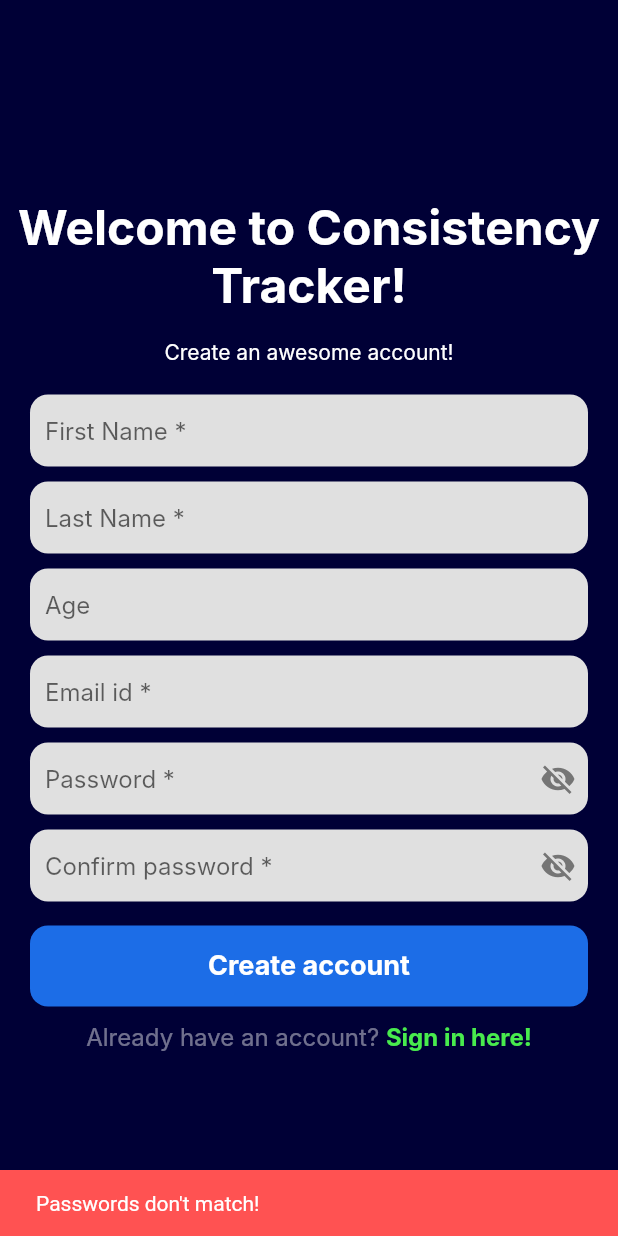
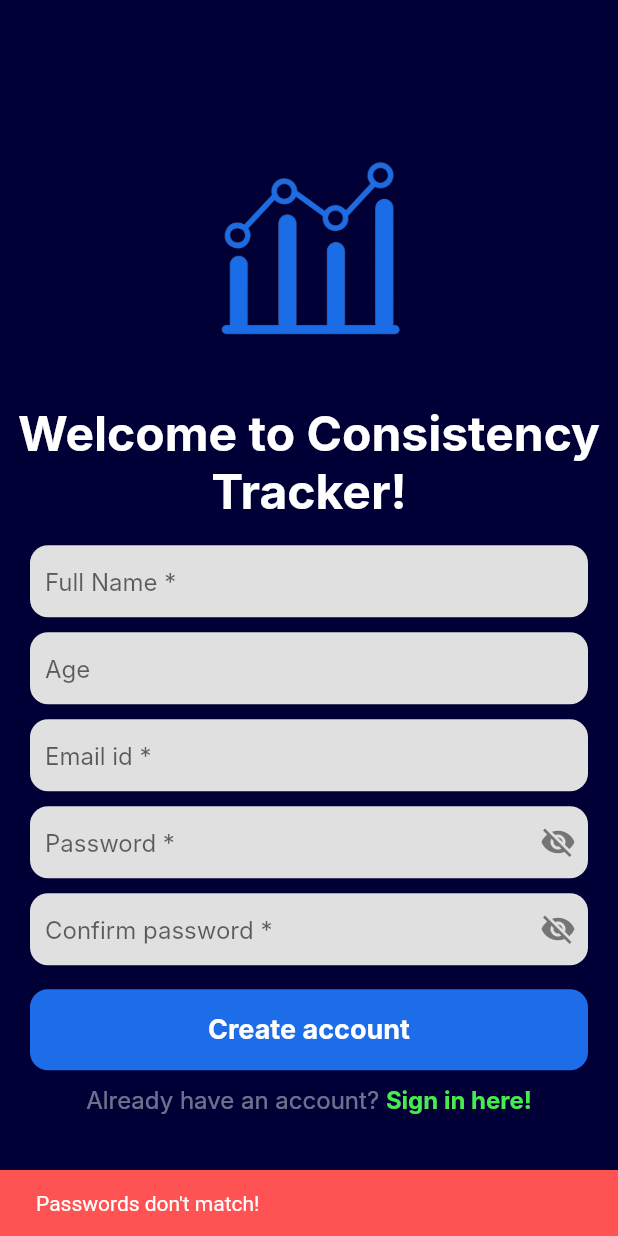
Before and after one commit to shrutikahilale/Consistency-Tracker-App, a Flutter app: the SignUpPage screen opened directly with empty values, after a tap on "Create account", on a phone screen of 412 x 824 dp. Run offline on Flutter 3.47's test engine with Material 2 defaults, Android fonts, the phone set to English and light mode, and no system bars; our stand-ins replace cloud_firestore, firebase_auth, firebase_core, fl_chart, flutter_spinkit, google_fonts; accounts and stored records are empty; network calls fail; Roboto replaces fonts that are missing (Inter).

Commit message:
Updated ui

```diff
--- a/lib/auth/signup.dart
+++ b/lib/auth/signup.dart
@@ -15,8 +15,7 @@ class SignUpPage extends StatefulWidget {
 class _SignUpPageState extends State<SignUpPage> {
   bool isNotVisible = true;
 
-  final firstnameinput = TextEditingController();
-  final lastnameinput = TextEditingController();
+  final fullnameinput = TextEditingController();
   final ageinput = TextEditingController();
   final emailinput = TextEditingController();
   final password1input = TextEditingController();
@@ -24,8 +23,7 @@ class _SignUpPageState extends State<SignUpPage> {
 
   @override
   void dispose() {
-    firstnameinput.dispose();
-    lastnameinput.dispose();
+    fullnameinput.dispose();
     ageinput.dispose();
     emailinput.dispose();
     password1input.dispose();
@@ -43,8 +41,8 @@ class _SignUpPageState extends State<SignUpPage> {
         );
 
         // add user details
-        addUser(firstnameinput.text.trim(), lastnameinput.text.trim(),
-            emailinput.text.trim(), int.parse(ageinput.text.trim()));
+        addUser(fullnameinput.text.trim(), emailinput.text.trim(),
+            int.parse(ageinput.text.trim()));
       } on FirebaseAuthException catch (e) {
         showDialog(
           context: context,
@@ -75,7 +73,7 @@ class _SignUpPageState extends State<SignUpPage> {
   }
 
   Future addUser(
-      String firstName, String lastName, String email, int age) async {
+      String name, String email, int age) async {
     // database
     final db = FirebaseFirestore.instance;
 
@@ -86,8 +84,7 @@ class _SignUpPageState extends State<SignUpPage> {
     final userid = email;
 
     await users.doc(userid).set({
-      'first name': firstName,
-      'last name': lastName,
+      'name': name,
       'email': email,
       'age': age,
     });
@@ -103,8 +100,7 @@ class _SignUpPageState extends State<SignUpPage> {
     if (emailinput.text.isNotEmpty &&
         password1input.text.isNotEmpty &&
         password2input.text.isNotEmpty &&
-        firstnameinput.text.isNotEmpty &&
-        lastnameinput.text.isNotEmpty) {
+        fullnameinput.text.isNotEmpty) {
       return true;
     }
     return false;
@@ -128,6 +124,16 @@ class _SignUpPageState extends State<SignUpPage> {
               crossAxisAlignment: CrossAxisAlignment.center,
               mainAxisAlignment: MainAxisAlignment.center,
               children: [
+                CircleAvatar(
+                  backgroundColor: Colors.transparent,
+                  child: Image(
+                    image: AssetImage('assets/app-logo-no-bg.png'),
+                  ),
+                  radius: 80,
+                ),
+                const SizedBox(
+                  height: 20,
+                ),
                 // welcome text
                 Padding(
                   padding: const EdgeInsets.all(8.0),
@@ -143,13 +149,7 @@ class _SignUpPageState extends State<SignUpPage> {
                 const SizedBox(
                   height: 8,
                 ),
-                const Text('Create an awesome account!'),
 
-                const SizedBox(
-                  height: 20,
-                ),
-
-                // first name
                 Padding(
                   padding: const EdgeInsets.symmetric(horizontal: 20),
                   child: Container(
@@ -159,41 +159,17 @@ class _SignUpPageState extends State<SignUpPage> {
                       borderRadius: BorderRadius.circular(12),
                     ),
                     child: TextField(
-                      controller: firstnameinput,
+                      controller: fullnameinput,
                       cursorColor: Color.fromARGB(255, 16, 9, 47),
                       keyboardType: TextInputType.emailAddress,
                       decoration: InputDecoration(
-                        hintText: "First Name *",
+                        hintText: "Full Name *",
                         border: InputBorder.none,
                       ),
                     ),
                   ),
                 ),
-
-                SizedBox(
-                  height: 10,
-                ),
-
-                // last name
-                Padding(
-                  padding: const EdgeInsets.symmetric(horizontal: 20),
-                  child: Container(
-                    padding: EdgeInsets.only(left: 10),
-                    decoration: BoxDecoration(
-                      color: Colors.grey[300],
-                      borderRadius: BorderRadius.circular(12),
-                    ),
-                    child: TextField(
-                      controller: lastnameinput,
-                      cursorColor: Color.fromARGB(255, 16, 9, 47),
-                      keyboardType: TextInputType.emailAddress,
-                      decoration: InputDecoration(
-                        hintText: "Last Name *",
-                        border: InputBorder.none,
-                      ),
-                    ),
-                  ),
-                ),
+                // first name
 
                 SizedBox(
                   height: 10,
@@ -208,6 +184,7 @@ class _SignUpPageState extends State<SignUpPage> {
                       color: Colors.grey[300],
                       borderRadius: BorderRadius.circular(12),
                     ),
+                    child: Flexible(
                       child: TextField(
                         controller: ageinput,
                         cursorColor: Color.fromARGB(255, 16, 9, 47),
@@ -215,6 +192,7 @@ class _SignUpPageState extends State<SignUpPage> {
                         decoration: InputDecoration(
                           hintText: "Age",
                           border: InputBorder.none,
+                        ),
                       ),
                     ),
                   ),
--- a/lib/screens/home.dart
+++ b/lib/screens/home.dart
@@ -159,7 +159,7 @@ class _HomeState extends State<Home> {
                 ),
               ),
 
-              SizedBox(height: 80),
+              SizedBox(height: 50),
 
               // sign out button
               ElevatedButton(
--- a/lib/screens/loading.dart
+++ b/lib/screens/loading.dart
@@ -8,7 +8,7 @@ class LoadingScreen extends StatelessWidget {
   double sum = 0;
   List<double> heights = [];
   List<BarChartGroupData> barChartGroupData = [];
-  List<Color> barRodColor = List.generate(7, (index) => Colors.cyan);
+  List<Color> barRodColor = List.generate(7, (index) => Colors.white);
 
   // CollectionReference hrs = FirebaseFirestore.instance.collection('_hours');
 
--- a/pubspec.yaml
+++ b/pubspec.yaml
@@ -68,7 +68,7 @@ flutter:
 
   # To add assets to your application, add an assets section, like this:
   assets:
-    - assets/app-logo.png
+    - assets/
 
   # An image asset can refer to one or more resolution-specific "variants", see
   # https://flutter.dev/assets-and-images/#resolution-aware
```
Also changed, not shown: lib/auth/login.dart (+12 -2 lines), lib/auth/passwordreset.dart (+18 -5 lines), assets/app-logo-no-bg.png (added). Lines whose indentation alone changed are shown as unchanged.
